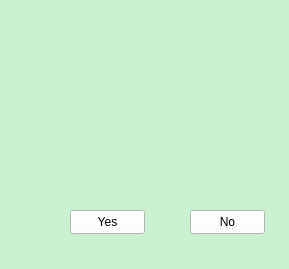
francisganapin/Gym-System-7-13-2024, file delete.ui: the form before one commit.
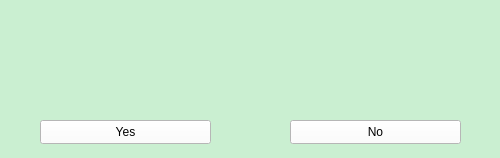
The form after the commit.

```diff
--- a/delete.ui
+++ b/delete.ui
@@ -6,8 +6,8 @@
    <rect>
     <x>0</x>
     <y>0</y>
-    <width>289</width>
-    <height>269</height>
+    <width>500</width>
+    <height>158</height>
    </rect>
   </property>
   <property name="windowTitle">
@@ -19,9 +19,9 @@
   <widget class="QPushButton" name="yes_button_2">
    <property name="geometry">
     <rect>
-     <x>70</x>
-     <y>210</y>
-     <width>75</width>
+     <x>40</x>
+     <y>120</y>
+     <width>171</width>
      <height>24</height>
     </rect>
    </property>
@@ -35,9 +35,9 @@
   <widget class="QLabel" name="label_for_delete">
    <property name="geometry">
     <rect>
-     <x>0</x>
-     <y>80</y>
-     <width>271</width>
+     <x>10</x>
+     <y>20</y>
+     <width>471</width>
      <height>21</height>
     </rect>
    </property>
@@ -52,9 +52,9 @@
   <widget class="QPushButton" name="no_button">
    <property name="geometry">
     <rect>
-     <x>190</x>
-     <y>210</y>
-     <width>75</width>
+     <x>290</x>
+     <y>120</y>
+     <width>171</width>
      <height>24</height>
     </rect>
    </property>
@@ -65,6 +65,23 @@
     <string>No</string>
    </property>
   </widget>
+  <widget class="QLabel" name="label_for_delete_2">
+   <property name="geometry">
+    <rect>
+     <x>10</x>
+     <y>60</y>
+     <width>471</width>
+     <height>21</height>
+    </rect>
+   </property>
+   <property name="styleSheet">
+    <string notr="true">color:red;
+font: 12pt &quot;Segoe UI&quot;;</string>
+   </property>
+   <property name="text">
+    <string/>
+   </property>
+  </widget>
  </widget>
  <resources/>
  <connections/>
```
